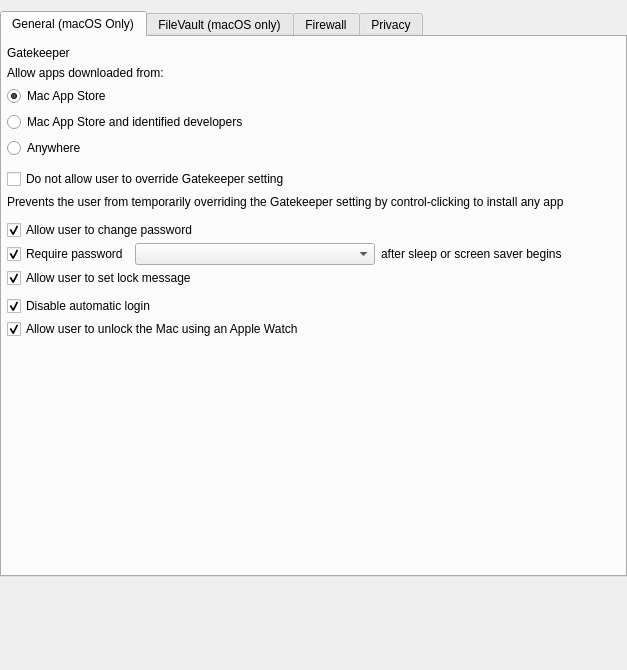
Above: FWAdminLib/Configurator/SPForm.ui from fw-dev/translations before the change. Below: the same form after it.
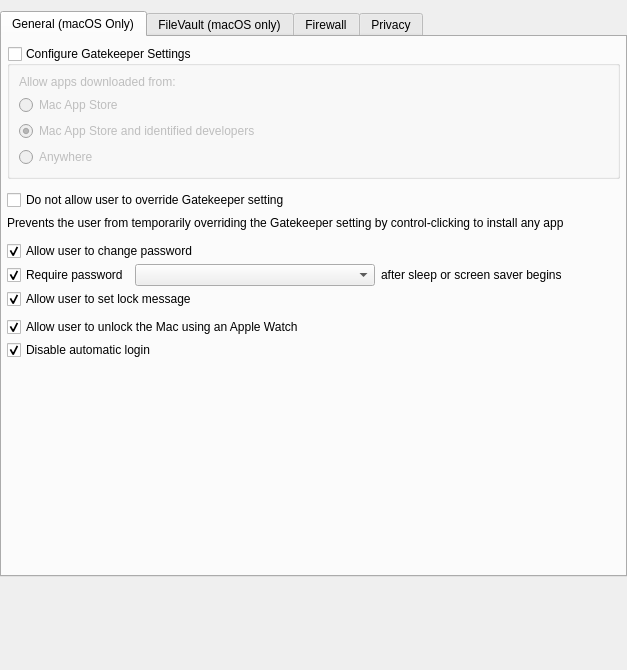
That is the form after the change. Custom widgets are drawn as their Qt base class.

Patch:
```diff
--- a/FWAdminLib/Configurator/SPForm.ui
+++ b/FWAdminLib/Configurator/SPForm.ui
@@ -37,12 +37,20 @@
         <number>5</number>
        </property>
        <item>
-        <widget class="QLabel" name="label">
-         <property name="text">
-          <string>Gatekeeper</string>
+        <widget class="QGroupBox" name="GKSettings">
+         <property name="title">
+          <string>Configure Gatekeeper Settings</string>
          </property>
-        </widget>
-       </item>
+         <property name="flat">
+          <bool>true</bool>
+         </property>
+         <property name="checkable">
+          <bool>true</bool>
+         </property>
+         <property name="checked">
+          <bool>false</bool>
+         </property>
+         <layout class="QVBoxLayout" name="verticalLayout_6">
        <item>
         <widget class="QLabel" name="lTipGateKeeper">
          <property name="text">
@@ -56,7 +64,7 @@
           <string>Mac App Store</string>
          </property>
          <property name="checked">
-          <bool>true</bool>
+             <bool>false</bool>
          </property>
         </widget>
        </item>
@@ -65,6 +73,9 @@
          <property name="text">
           <string>Mac App Store and identified developers</string>
          </property>
+            <property name="checked">
+             <bool>true</bool>
+            </property>
         </widget>
        </item>
        <item>
@@ -74,6 +85,9 @@
          </property>
         </widget>
        </item>
+         </layout>
+        </widget>
+       </item>
        <item>
         <spacer name="verticalSpacer_6">
          <property name="orientation">
@@ -213,20 +227,6 @@
             <number>5</number>
            </property>
            <item>
-            <widget class="QCheckBox" name="disableAutomaticLoginCb">
-             <property name="text">
-              <string>Disable automatic login</string>
-             </property>
-             <property name="checked">
-              <bool>true</bool>
-             </property>
-            </widget>
-           </item>
-          </layout>
-         </item>
-         <item>
-          <layout class="QHBoxLayout" name="horizontalLayout_6">
-           <item>
             <widget class="QCheckBox" name="checkBoxAllowUserToUnlockMacUsingWatch">
              <property name="text">
               <string>Allow user to unlock the Mac using an Apple Watch</string>
@@ -238,6 +238,20 @@
            </item>
           </layout>
          </item>
+         <item>
+          <layout class="QHBoxLayout" name="horizontalLayout_6">
+           <item>
+            <widget class="QCheckBox" name="disableAutomaticLoginCb">
+             <property name="text">
+              <string>Disable automatic login</string>
+             </property>
+             <property name="checked">
+              <bool>true</bool>
+             </property>
+            </widget>
+           </item>
+          </layout>
+         </item>
         </layout>
        </item>
        <item>
```
Lines whose indentation alone changed are shown as unchanged.
